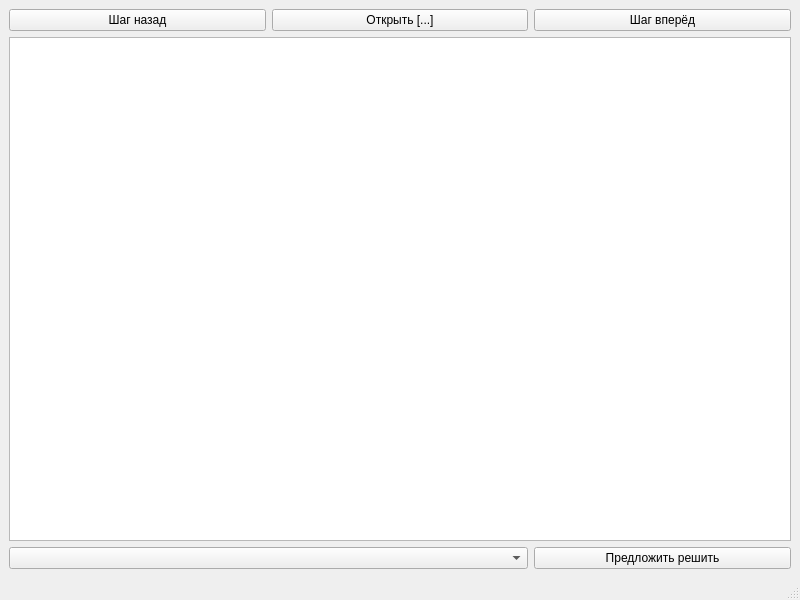
This is vidoplayer.ui in Lostinlongfile/Xox as Qt 5 draws it before an edit. The edited form follows.
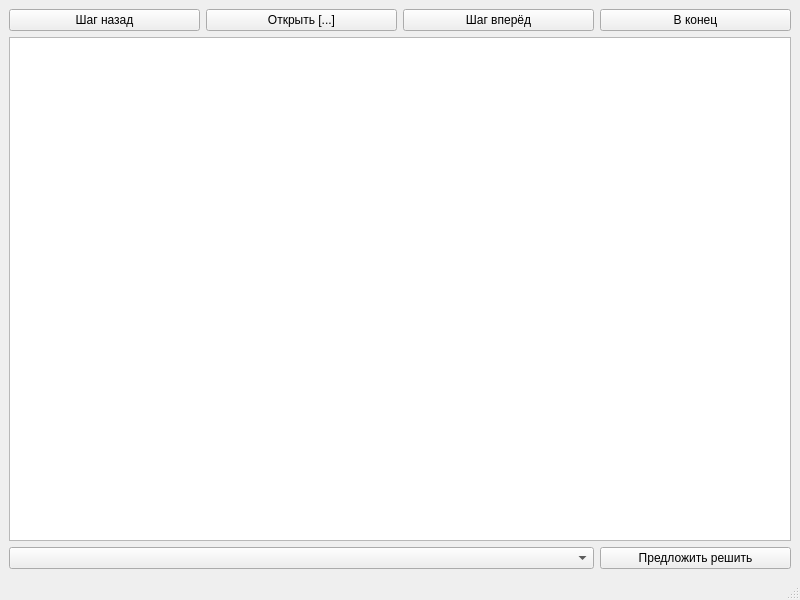
This is the edited form.

Commit message:
Alex Player 0.3.1 И перемотка в конец хода
Исправлена ошибка в логике моего игрока
Добавленна возможность перемотки к концу хода

What changed in the file:
```diff
--- a/vidoplayer.ui
+++ b/vidoplayer.ui
@@ -22,7 +22,7 @@
       </property>
      </widget>
     </item>
-    <item row="2" column="0" colspan="3">
+    <item row="2" column="0" colspan="4">
      <widget class="QGraphicsView" name="graphicsView"/>
     </item>
     <item row="0" column="1">
@@ -39,10 +39,17 @@
       </property>
      </widget>
     </item>
-    <item row="3" column="0" colspan="2">
+    <item row="3" column="0" colspan="3">
      <widget class="QComboBox" name="comboBox"/>
     </item>
-    <item row="3" column="2">
+    <item row="0" column="3">
+     <widget class="QPushButton" name="pushButton_5">
+      <property name="text">
+       <string>В конец</string>
+      </property>
+     </widget>
+    </item>
+    <item row="3" column="3">
      <widget class="QPushButton" name="pushButton_4">
       <property name="text">
        <string>Предложить решить</string>
```
The commit also changes 5 other files.
